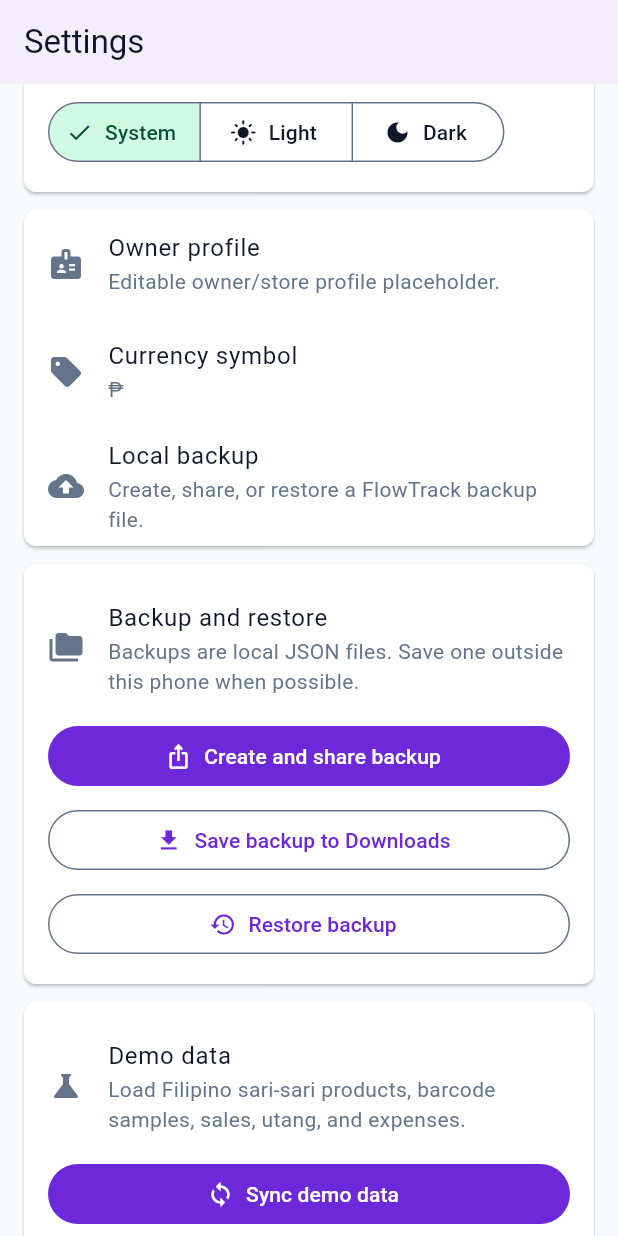
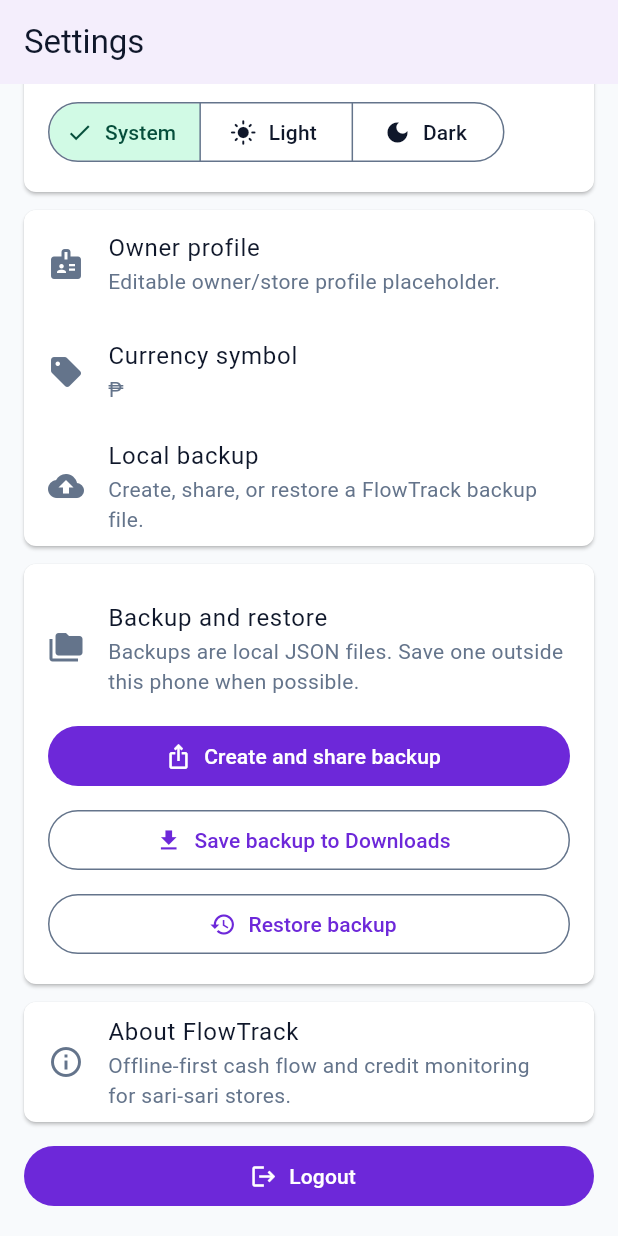
Before and after one commit to lucifron28/FlowTrack, a Flutter app: the SettingsScreen screen opened by its route, scrolled down 152 dp, on a phone screen of 412 x 824 dp. Run offline on Flutter 3.47's test engine with Material 3 defaults, Android fonts, the phone set to English and light mode, and no system bars; our stand-ins replace drift, drift_flutter, flutter_riverpod, flutter_secure_storage, go_router, pdf; missing offline and left inert: barcode, mobile_scanner; accounts and stored records are empty; generated files the repository leaves out were written again.

Commit message:
fix(settings): hide demo data tools outside demo mode

```diff
--- a/lib/features/settings/screens/settings_screen.dart
+++ b/lib/features/settings/screens/settings_screen.dart
@@ -2,6 +2,7 @@
 import 'package:flutter_riverpod/flutter_riverpod.dart';
 
 import '../../../core/config/app_config.dart';
+import '../../../core/config/app_environment.dart';
 import '../../../shared/providers/app_providers.dart';
 
 class SettingsScreen extends ConsumerWidget {
@@ -14,6 +15,9 @@
     final themeMode = ref.watch(themeModeProvider);
     final storeNameAsync = ref.watch(storeNameProvider);
     final authState = ref.watch(authControllerProvider).value;
+    final appMode = ref.watch(appModeProvider);
+    final isDemo = appMode == AppMode.demo;
+
     return Scaffold(
       appBar: showAppBar ? AppBar(title: const Text('Settings')) : null,
       body: ListView(
@@ -22,7 +26,33 @@
           Card(
             child: ListTile(
               leading: const Icon(Icons.storefront),
-              title: Text(storeNameAsync.value ?? AppConfig.appName),
+              title: Row(
+                mainAxisSize: MainAxisSize.min,
+                children: [
+                  Text(storeNameAsync.value ?? AppConfig.appName),
+                  if (isDemo) ...[
+                    const SizedBox(width: 8),
+                    Container(
+                      padding: const EdgeInsets.symmetric(
+                        horizontal: 6,
+                        vertical: 2,
+                      ),
+                      decoration: BoxDecoration(
+                        color: Theme.of(context).colorScheme.errorContainer,
+                        borderRadius: BorderRadius.circular(4),
+                      ),
+                      child: Text(
+                        'DEMO',
+                        style: TextStyle(
+                          color: Theme.of(context).colorScheme.onErrorContainer,
+                          fontSize: 10,
+                          fontWeight: FontWeight.bold,
+                        ),
+                      ),
+                    ),
+                  ],
+                ],
+              ),
               subtitle: const Text(AppConfig.appDescription),
               trailing: const Text(AppConfig.appVersion),
             ),
@@ -100,8 +130,7 @@
           ),
           const SizedBox(height: 12),
           _BackupToolsCard(),
-          const SizedBox(height: 12),
-          _QaToolsCard(),
+          if (isDemo) ...[const SizedBox(height: 12), _QaToolsCard()],
           const SizedBox(height: 12),
           Card(
             child: ListTile(
```
